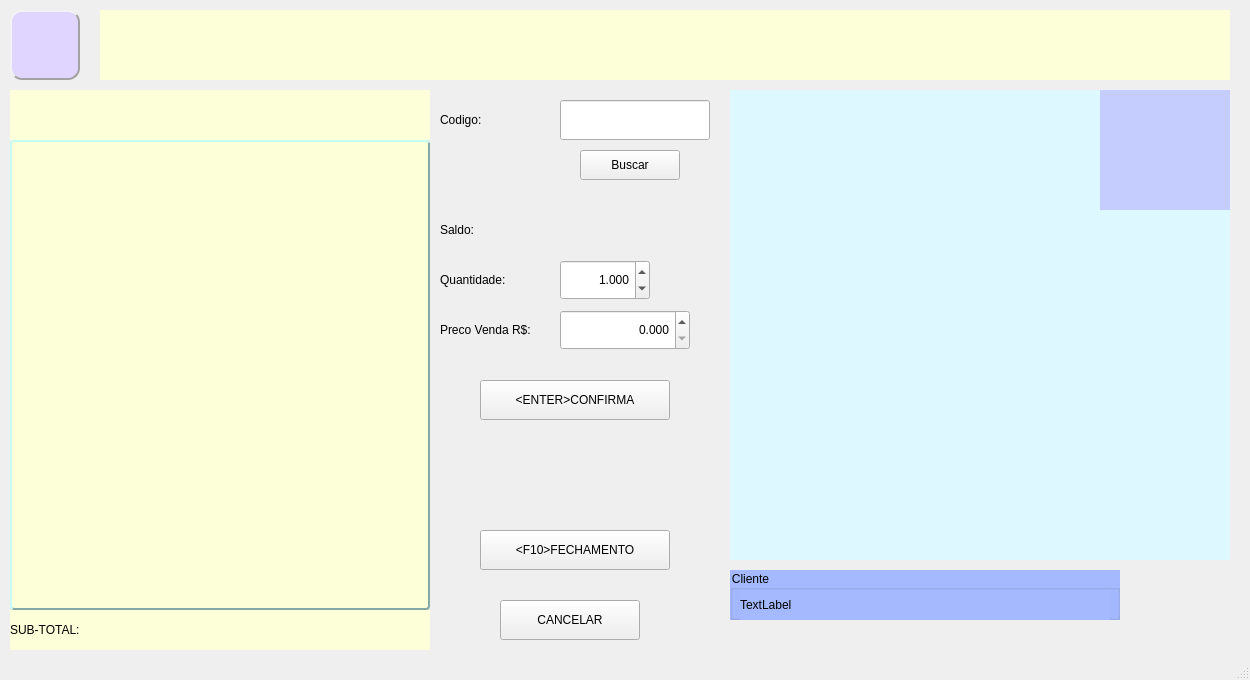
Old version of the form telas/venda_pdv.ui in the repository htisistema/SISCOM.
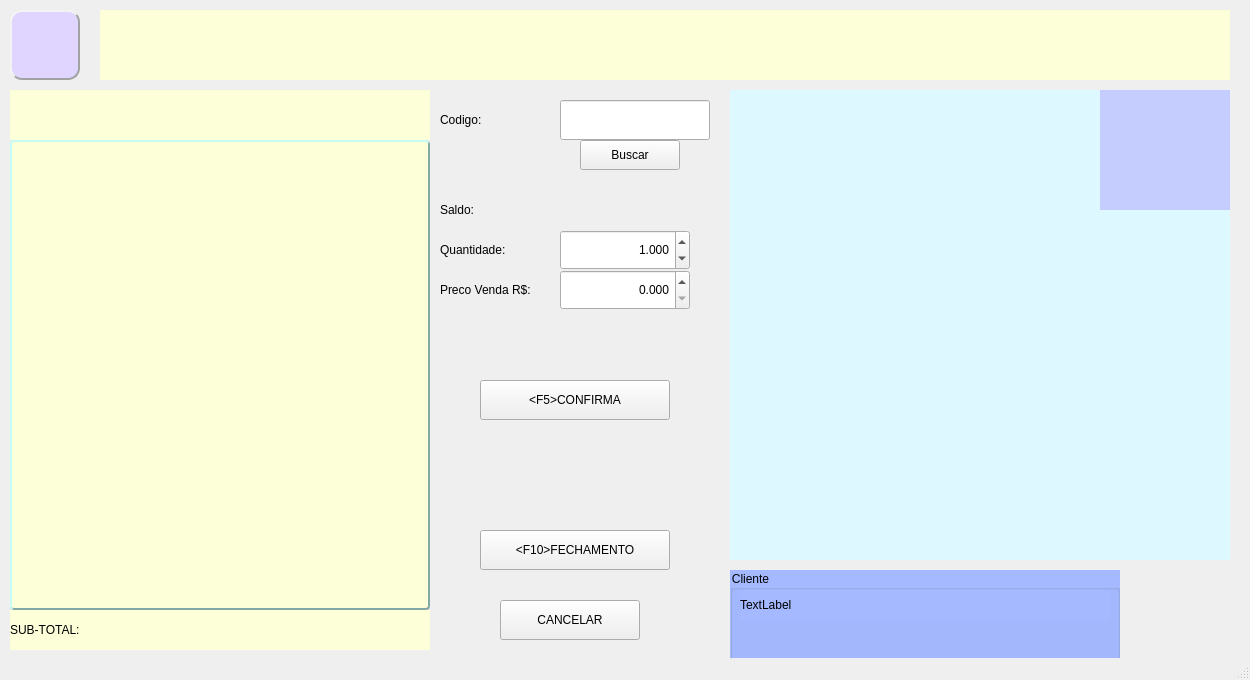
New version of the form. Icons and pictures are not drawn.

Diff of the .ui file:
```diff
--- a/telas/venda_pdv.ui
+++ b/telas/venda_pdv.ui
@@ -224,8 +224,8 @@
     <property name="geometry">
      <rect>
       <x>560</x>
-      <y>260</y>
-      <width>90</width>
+      <y>230</y>
+      <width>130</width>
       <height>40</height>
      </rect>
     </property>
@@ -252,7 +252,7 @@
     <property name="geometry">
      <rect>
       <x>440</x>
-      <y>260</y>
+      <y>230</y>
       <width>110</width>
       <height>40</height>
      </rect>
@@ -265,7 +265,7 @@
     <property name="geometry">
      <rect>
       <x>440</x>
-      <y>310</y>
+      <y>270</y>
       <width>110</width>
       <height>40</height>
      </rect>
@@ -278,7 +278,7 @@
     <property name="geometry">
      <rect>
       <x>560</x>
-      <y>310</y>
+      <y>270</y>
       <width>130</width>
       <height>40</height>
      </rect>
@@ -323,7 +323,7 @@
     <property name="geometry">
      <rect>
       <x>440</x>
-      <y>210</y>
+      <y>190</y>
       <width>110</width>
       <height>40</height>
      </rect>
@@ -336,8 +336,8 @@
     <property name="geometry">
      <rect>
       <x>560</x>
-      <y>210</y>
-      <width>110</width>
+      <y>190</y>
+      <width>130</width>
       <height>40</height>
      </rect>
     </property>
@@ -367,7 +367,7 @@
       <x>730</x>
       <y>570</y>
       <width>390</width>
-      <height>50</height>
+      <height>90</height>
      </rect>
     </property>
     <property name="styleSheet">
@@ -402,7 +402,7 @@
     <property name="geometry">
      <rect>
       <x>580</x>
-      <y>150</y>
+      <y>140</y>
       <width>100</width>
       <height>30</height>
      </rect>
@@ -421,7 +421,7 @@
      </rect>
     </property>
     <property name="text">
-     <string>&lt;ENTER&gt;CONFIRMA</string>
+     <string>&lt;F5&gt;CONFIRMA</string>
     </property>
    </widget>
   </widget>
```
Left out of the diff: 3 changed lines with no effect on the pictures.
